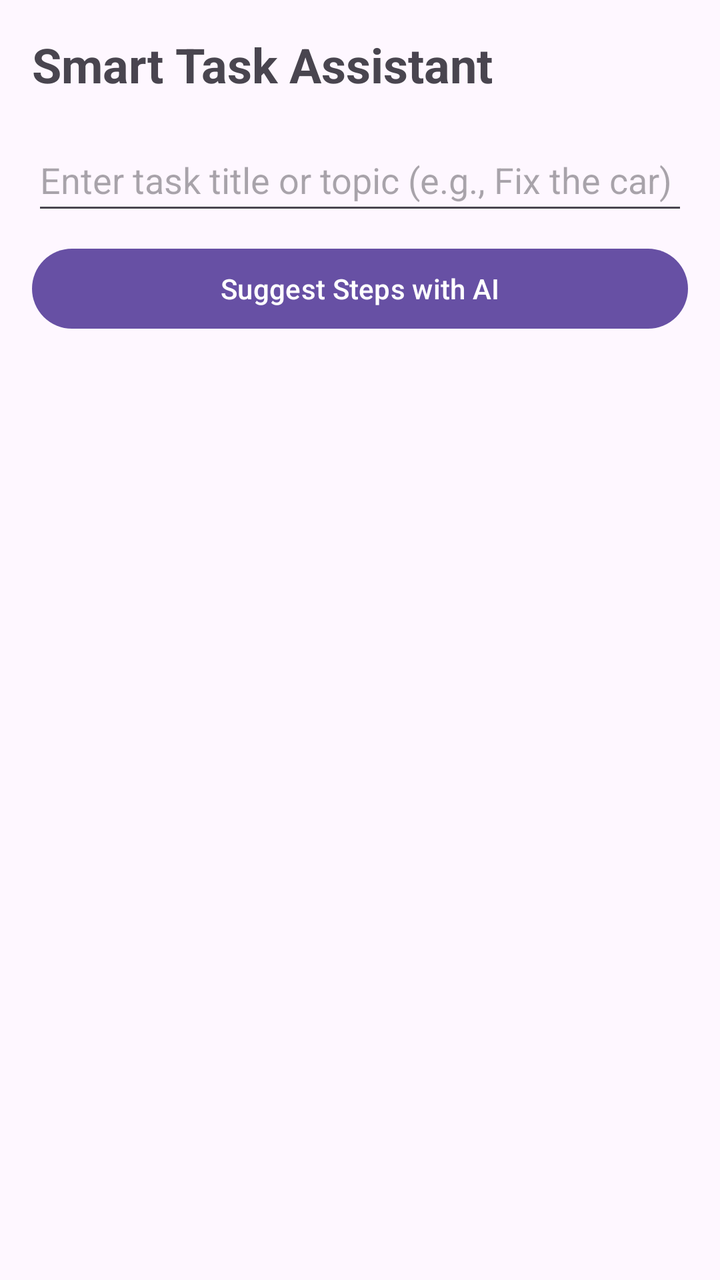
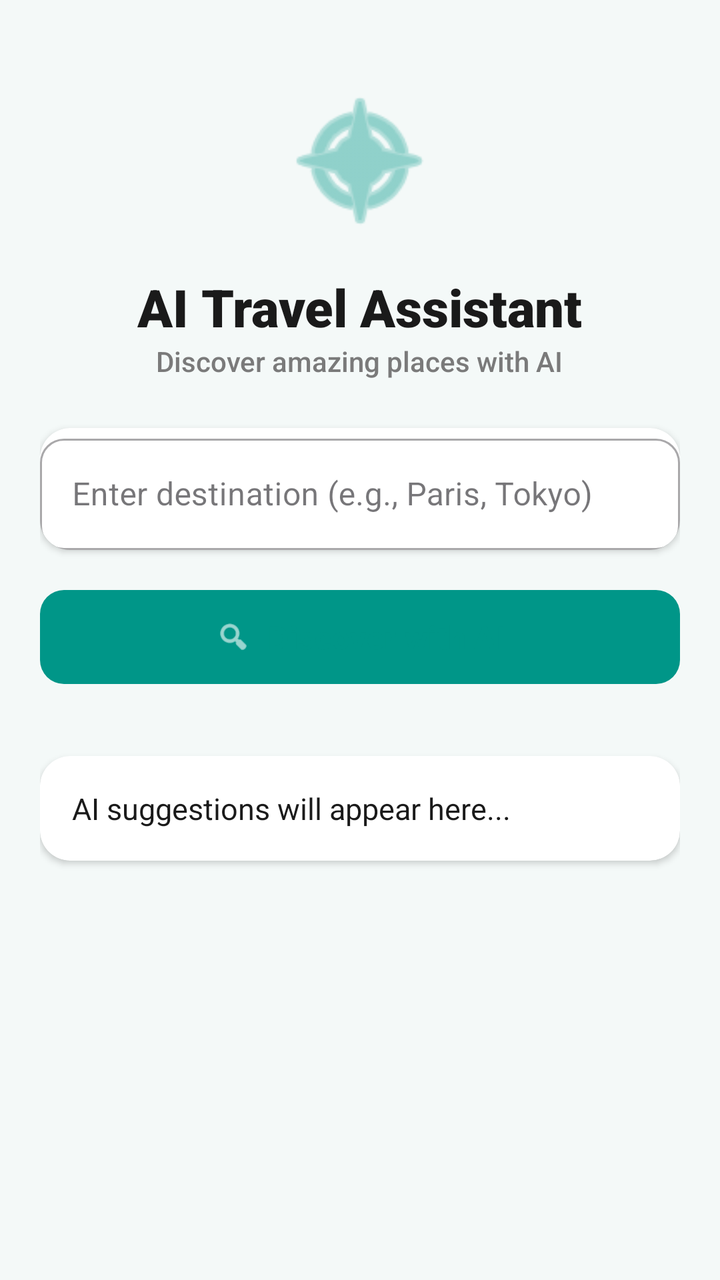

The first picture is an Android layout as it rendered before a commit; the second is the same layout after the commit. The layout source and the unified diff follow.
<!-- AndroidManifest.xml: application theme Theme.Larafinal -->
<!-- res/layout/activity_ai_chat.xml -->
<?xml version="1.0" encoding="utf-8"?>
<LinearLayout xmlns:android="http://schemas.android.com/apk/res/android"
    xmlns:tools="http://schemas.android.com/tools"
    android:layout_width="match_parent"
    android:layout_height="match_parent"
    android:orientation="vertical"
    android:padding="16dp"
    tools:context=".AiByFirbase.SmartTaskActivity">


    <TextView
        android:layout_width="match_parent"
        android:layout_height="wrap_content"
        android:text="Smart Task Assistant"
        android:textSize="24sp"
        android:textStyle="bold"
        android:layout_marginBottom="16dp"/>


    <EditText
        android:id="@+id/etTaskTopic"
        android:layout_width="match_parent"
        android:layout_height="wrap_content"
        android:hint="Enter task title or topic (e.g., Fix the car)"
        android:minHeight="48dp" />


    <Button
        android:id="@+id/btnSuggestSteps"
        android:layout_width="match_parent"
        android:layout_height="wrap_content"
        android:layout_marginTop="8dp"
        android:text="Suggest Steps with AI" />


    <ProgressBar
        android:id="@+id/pbLoading"
        android:layout_width="wrap_content"
        android:layout_height="wrap_content"
        android:layout_gravity="center"
        android:layout_marginTop="16dp"
        android:visibility="visible" />


    <ScrollView
        android:layout_width="match_parent"
        android:layout_height="0dp"
        android:layout_weight="1"
        android:layout_marginTop="16dp">


        <TextView
            android:id="@+id/tvAiResponse"
            android:layout_width="match_parent"
            android:layout_height="wrap_content"
            android:textSize="16sp"
            android:textIsSelectable="true" />
    </ScrollView>


</LinearLayout>
<!-- resources referenced by this layout -->
<resources>
  <style name="Theme.Larafinal" parent="Base.Theme.Larafinal" />
  <style name="Base.Theme.Larafinal" parent="Theme.Material3.DayNight.NoActionBar">
          
          
      </style>
</resources>

<!-- the commit's change to res/layout/activity_ai_chat.xml (unified diff, before → after) -->
@@ -1,61 +1,149 @@
 <?xml version="1.0" encoding="utf-8"?>
-<LinearLayout xmlns:android="http://schemas.android.com/apk/res/android"
+<androidx.coordinatorlayout.widget.CoordinatorLayout xmlns:android="http://schemas.android.com/apk/res/android"
+    xmlns:app="http://schemas.android.com/apk/res-auto"
     xmlns:tools="http://schemas.android.com/tools"
     android:layout_width="match_parent"
     android:layout_height="match_parent"
-    android:orientation="vertical"
-    android:padding="16dp"
-    tools:context=".AiByFirbase.SmartTaskActivity">
-
-
-    <TextView
-        android:layout_width="match_parent"
-        android:layout_height="wrap_content"
-        android:text="Smart Task Assistant"
-        android:textSize="24sp"
-        android:textStyle="bold"
-        android:layout_marginBottom="16dp"/>
-
-
-    <EditText
-        android:id="@+id/etTaskTopic"
-        android:layout_width="match_parent"
-        android:layout_height="wrap_content"
-        android:hint="Enter task title or topic (e.g., Fix the car)"
-        android:minHeight="48dp" />
-
-
-    <Button
-        android:id="@+id/btnSuggestSteps"
-        android:layout_width="match_parent"
-        android:layout_height="wrap_content"
-        android:layout_marginTop="8dp"
-        android:text="Suggest Steps with AI" />
-
-
-    <ProgressBar
-        android:id="@+id/pbLoading"
-        android:layout_width="wrap_content"
-        android:layout_height="wrap_content"
-        android:layout_gravity="center"
-        android:layout_marginTop="16dp"
-        android:visibility="visible" />
-
+    android:background="#F4F9F8"
+    tools:context=".AiChat">
 
     <ScrollView
         android:layout_width="match_parent"
-        android:layout_height="0dp"
-        android:layout_weight="1"
-        android:layout_marginTop="16dp">
+        android:layout_height="match_parent"
+        android:fillViewport="true">
 
-
-        <TextView
-            android:id="@+id/tvAiResponse"
+        <LinearLayout
             android:layout_width="match_parent"
             android:layout_height="wrap_content"
-            android:textSize="16sp"
-            android:textIsSelectable="true" />
+            android:orientation="vertical"
+            android:padding="20dp">
+
+            <ImageView
+                android:layout_width="80dp"
+                android:layout_height="80dp"
+                android:layout_marginTop="20dp"
+                android:layout_gravity="center"
+                android:src="@android:drawable/ic_menu_compass"
+                app:tint="#4DB6AC" />
+
+            <TextView
+                android:layout_width="wrap_content"
+                android:layout_height="wrap_content"
+                android:layout_marginTop="16dp"
+                android:layout_gravity="center"
+                android:fontFamily="sans-serif-black"
+                android:text="AI Travel Assistant"
+                android:textColor="#1A1A1A"
+                android:textSize="26sp"
+                android:textStyle="bold" />
+
+            <TextView
+                android:layout_width="wrap_content"
+                android:layout_height="wrap_content"
+                android:layout_marginBottom="24dp"
+                android:layout_gravity="center"
+                android:fontFamily="sans-serif-medium"
+                android:text="Discover amazing places with AI"
+                android:textColor="#7A7A7A"
+                android:textSize="14sp" />
+
+            <androidx.cardview.widget.CardView
+                android:layout_width="match_parent"
+                android:layout_height="wrap_content"
+                android:layout_marginBottom="16dp"
+                app:cardCornerRadius="15dp"
+                app:cardElevation="2dp">
+
+                <com.google.android.material.textfield.TextInputLayout
+                    style="@style/Widget.MaterialComponents.TextInputLayout.OutlinedBox"
+                    android:layout_width="match_parent"
+                    android:layout_height="wrap_content"
+                    app:boxCornerRadiusBottomEnd="12dp"
+                    app:boxCornerRadiusBottomStart="12dp"
+                    app:boxCornerRadiusTopEnd="12dp"
+                    app:boxCornerRadiusTopStart="12dp">
+
+                    <com.google.android.material.textfield.TextInputEditText
+                        android:id="@+id/etTaskTopic"
+                        android:layout_width="match_parent"
+                        android:layout_height="wrap_content"
+                        android:hint="Enter destination (e.g., Paris, Tokyo)"
+                        android:inputType="text"
+                        android:maxLines="1" />
+                </com.google.android.material.textfield.TextInputLayout>
+            </androidx.cardview.widget.CardView>
+
+            <com.google.android.material.button.MaterialButton
+                android:id="@+id/btnSuggestSteps"
+                android:layout_width="match_parent"
+                android:layout_height="55dp"
+                android:layout_marginBottom="16dp"
+                android:text="Discover with AI"
+                android:textAllCaps="false"
+                android:textColor="#009688"
+                android:textSize="16sp"
+                android:textStyle="bold"
+                app:backgroundTint="#009688"
+                app:cornerRadius="12dp"
+                app:icon="@android:drawable/ic_menu_search"
+                app:iconGravity="textStart"
+                app:iconPadding="8dp"
+                app:iconTint="#FFFFFF" />
+
+            <ProgressBar
+                android:id="@+id/pbLoading"
+                android:layout_width="wrap_content"
+                android:layout_height="wrap_content"
+                android:layout_gravity="center"
+                android:layout_marginTop="16dp"
+                android:indeterminateTint="#009688"
+                android:visibility="gone" />
+
+            <TextView
+                android:id="@+id/tvLoadingText"
+                android:layout_width="wrap_content"
+                android:layout_height="wrap_content"
+                android:layout_gravity="center"
+                android:layout_marginTop="8dp"
+                android:text="Searching for the best spots..."
+                android:textColor="#7A7A7A"
+                android:textSize="14sp"
+                android:visibility="gone" />
+
+            <androidx.cardview.widget.CardView
+                android:layout_width="match_parent"
+                android:layout_height="wrap_content"
+                android:layout_marginTop="16dp"
+                android:layout_marginBottom="20dp"
+                app:cardCornerRadius="15dp"
+                app:cardElevation="2dp"
+                app:cardBackgroundColor="#FFFFFF">
+
+                <ScrollView
+                    android:layout_width="match_parent"
+                    android:layout_height="wrap_content"
+                    android:fillViewport="true">
+
+                    <LinearLayout
+                        android:layout_width="match_parent"
+                        android:layout_height="wrap_content"
+                        android:orientation="vertical"
+                        android:padding="16dp">
+
+                        <TextView
+                            android:id="@+id/tvAiResponse"
+                            android:layout_width="match_parent"
+                            android:layout_height="wrap_content"
+                            android:lineSpacingExtra="4dp"
+                            android:text="AI suggestions will appear here..."
+                            android:textColor="#1A1A1A"
+                            android:textSize="15sp"
+                            android:textIsSelectable="true" />
+                    </LinearLayout>
+                </ScrollView>
+            </androidx.cardview.widget.CardView>
+
+        </LinearLayout>
     </ScrollView>
 
-
-</LinearLayout>
+</androidx.coordinatorlayout.widget.CoordinatorLayout>
